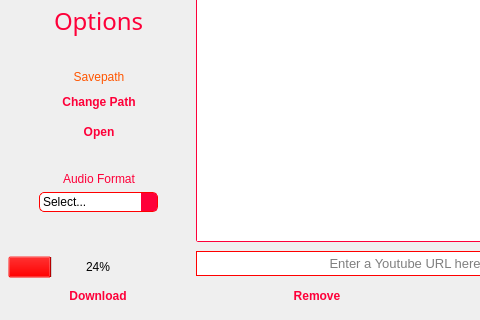
Before: the Qt Designer form src/YTDownloaderUI-new.ui in sera619/Youtube-Downloader, drawn with Qt 5; both pictures show x 0 to 480 and y 155 to 475 of the 635 by 475 pixel window.
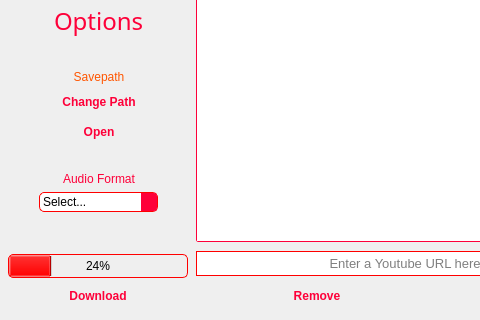
After: the same form once the commit is applied. Icons and pictures are not drawn.

The edit to the form file:
```diff
--- a/src/YTDownloaderUI-new.ui
+++ b/src/YTDownloaderUI-new.ui
@@ -664,7 +664,8 @@
 background-color: rgba(0, 0, 0, 0);
 gridline-color: rgb(255, 0, 0);
 selection-color: rgb(255, 0, 0);
-border-radius: 5px;</string>
+border-radius: 5px;
+border:1px solid rgb(255,0,0);</string>
               </property>
               <property name="value">
                <number>24</number>
```
Left out of the diff: 3 changed lines with no effect on the pictures.
